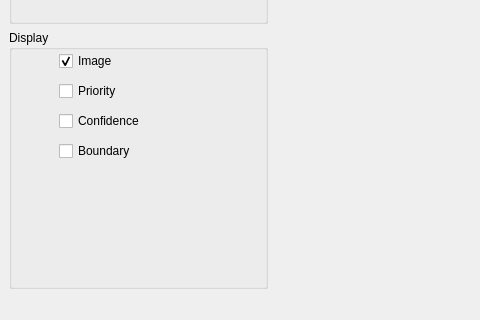
The window that Form.ui (daviddoria/PatchBasedInpainting) describes before a commit, drawn with Qt 5; both pictures show x 0 to 480 and y 280 to 600 of the 800 by 600 pixel window.
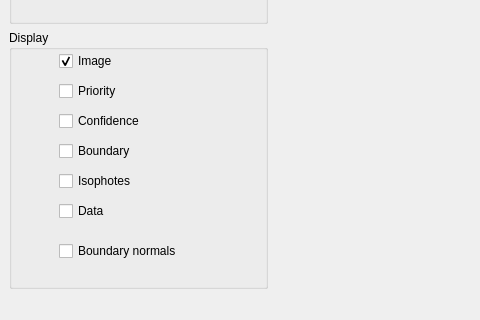
The same window after the commit. Custom widgets are drawn as their Qt base class.

The edit to the form file:
```diff
--- a/Form.ui
+++ b/Form.ui
@@ -141,6 +141,45 @@
             <string>Boundary</string>
            </property>
           </widget>
+          <widget class="QCheckBox" name="chkIsophotes">
+           <property name="geometry">
+            <rect>
+             <x>50</x>
+             <y>140</y>
+             <width>95</width>
+             <height>22</height>
+            </rect>
+           </property>
+           <property name="text">
+            <string>Isophotes</string>
+           </property>
+          </widget>
+          <widget class="QCheckBox" name="chkData">
+           <property name="geometry">
+            <rect>
+             <x>50</x>
+             <y>170</y>
+             <width>95</width>
+             <height>22</height>
+            </rect>
+           </property>
+           <property name="text">
+            <string>Data</string>
+           </property>
+          </widget>
+          <widget class="QCheckBox" name="chkBoundaryNormals">
+           <property name="geometry">
+            <rect>
+             <x>50</x>
+             <y>210</y>
+             <width>161</width>
+             <height>22</height>
+            </rect>
+           </property>
+           <property name="text">
+            <string>Boundary normals</string>
+           </property>
+          </widget>
          </widget>
         </item>
        </layout>
```
